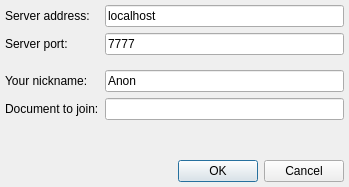
The window that ui/connect.ui (UTDS16/collab-texter) describes before a commit, drawn with Qt 5.
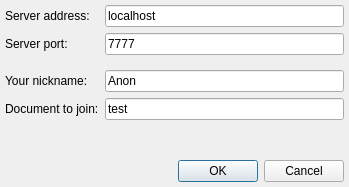
The same window after the commit.

Diff of the .ui file:
```diff
--- a/ui/connect.ui
+++ b/ui/connect.ui
@@ -82,7 +82,11 @@
       </widget>
      </item>
      <item row="4" column="1">
-      <widget class="QLineEdit" name="editDoc"/>
+      <widget class="QLineEdit" name="editDoc">
+       <property name="text">
+        <string>test</string>
+       </property>
+      </widget>
      </item>
     </layout>
    </item>
```
